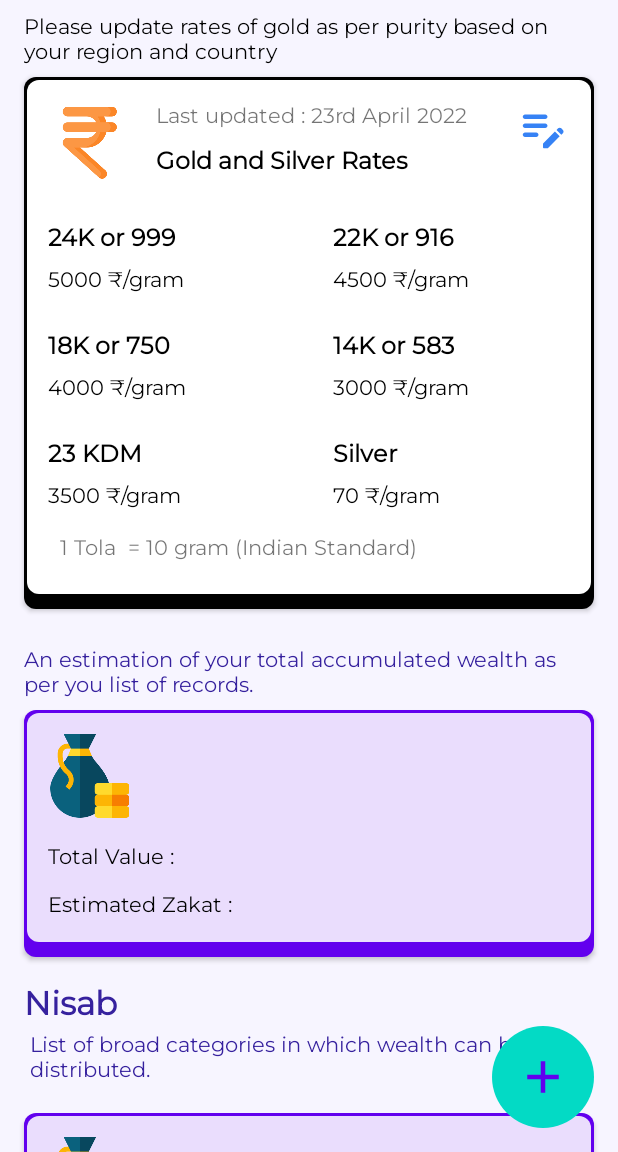
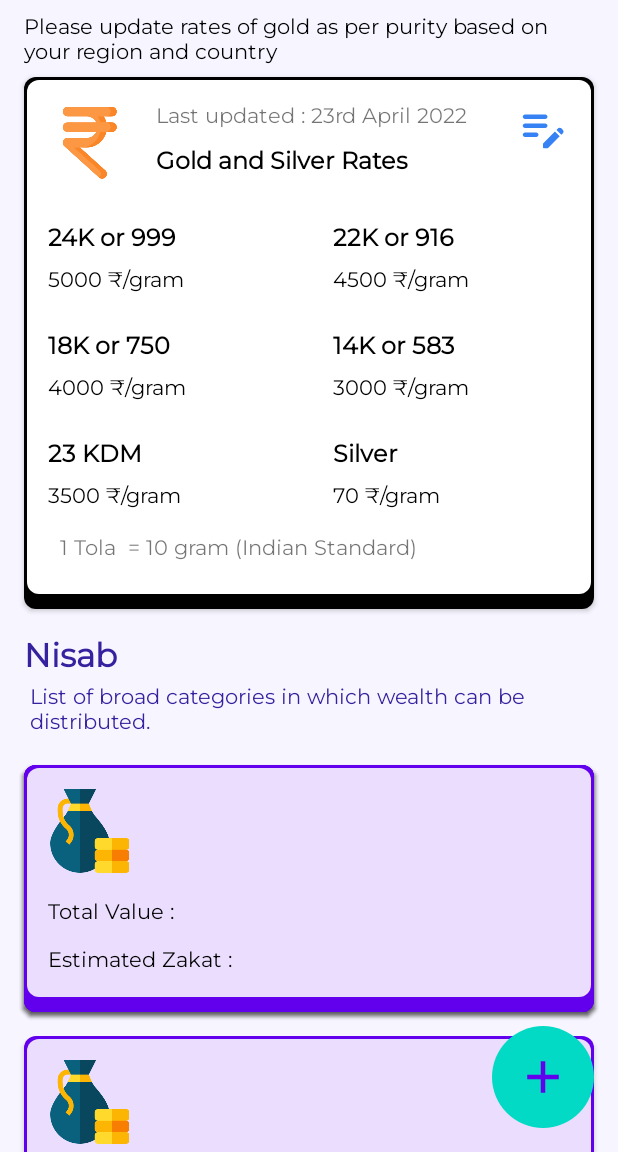
Before and after one commit to fazal88/Zakat-Nisab, an Android app built with Jetpack Compose: the screen it shows after launch (MainActivity), on a phone screen of 412 x 824 dp, the part 84-1236 px from its top. Run offline under Robolectric (Android 15) with nearby library versions, the phone set to English and light mode, and no system bars; our stand-ins replace Dagger/Hilt's generated code, Room's generated code, data binding; libraries missing offline, so code that uses them is left out: com.google.firebase.remoteconfig; network calls fail; pictures from the network do not load; 6 statements that could not run were skipped.

Commit message:
added listing and sums

```diff
--- a/app/src/main/java/com/androidvoyage/zakat/screens/dashboard/DashboardFragment.kt
+++ b/app/src/main/java/com/androidvoyage/zakat/screens/dashboard/DashboardFragment.kt
@@ -68,10 +68,10 @@ class DashboardFragment : Fragment() {
                     if(it.isEmpty()){
                         Utils.showToast(requireContext(),"empty",false)
                         CoroutineScope(Dispatchers.Default).launch {
+                            (requireActivity() as MainActivity).database.nisabDao().insertNisabCategory(NisabCategoryItem(Features.PREF_OVER_ALL))
                             for (i in Features.prefTitleList) {
                                 try {
-                                    (requireActivity() as MainActivity).database.nisabDao()
-                                        .insertNisabCategory(NisabCategoryItem(i))
+                                    (requireActivity() as MainActivity).database.nisabDao().insertNisabCategory(NisabCategoryItem(i))
                                 } catch (e: SQLiteConstraintException) {
                                 }
                             }
--- a/app/src/main/java/com/androidvoyage/zakat/screens/dashboard/DashboardViewModel.kt
+++ b/app/src/main/java/com/androidvoyage/zakat/screens/dashboard/DashboardViewModel.kt
@@ -4,6 +4,7 @@ import androidx.lifecycle.MutableLiveData
 import androidx.lifecycle.ViewModel
 import com.androidvoyage.zakat.model.Features
 import com.androidvoyage.zakat.model.NisabCategoryItem
+import com.androidvoyage.zakat.pref.SharedPreferencesManager
 
 class DashboardViewModel : ViewModel() {
 
@@ -11,7 +12,6 @@ class DashboardViewModel : ViewModel() {
 
     val clickedFeature = MutableLiveData<String>(null)
     val clickedAddFeature = MutableLiveData<String>(null)
-    val overview = MutableLiveData<NisabCategoryItem>()
     val clickListener = DashboardListAdapter.DashboardClickListener(
         { item ->
             clickedFeature.postValue(item)
@@ -23,14 +23,6 @@ class DashboardViewModel : ViewModel() {
 
     val adapter = DashboardListAdapter(clickListener)
 
-    init {
-        overview.value = NisabCategoryItem(
-            Features.PREF_OVER_ALL,
-            0.0,
-            System.currentTimeMillis()
-        )
-    }
-
     fun onClickOption() {
         if (!isOptionClick.value!!) {
             isOptionClick.value = true
--- a/app/src/main/java/com/androidvoyage/zakat/screens/main/MainActivity.kt
+++ b/app/src/main/java/com/androidvoyage/zakat/screens/main/MainActivity.kt
@@ -1,7 +1,6 @@
 package com.androidvoyage.zakat.screens.main
 
 import android.os.Bundle
-import android.view.View
 import androidx.appcompat.app.AppCompatActivity
 import androidx.compose.foundation.ExperimentalFoundationApi
 import androidx.databinding.DataBindingUtil
@@ -10,22 +9,26 @@ import androidx.navigation.NavController
 import androidx.navigation.fragment.NavHostFragment
 import com.androidvoyage.zakat.R
 import com.androidvoyage.zakat.databinding.ActivityMainBinding
+import com.androidvoyage.zakat.model.Features
+import com.androidvoyage.zakat.model.NisabCategoryItem
 import com.androidvoyage.zakat.model.NisabDatabase
-import com.androidvoyage.zakat.screens.dashboard.DashboardFragmentDirections
-import com.androidvoyage.zakat.util.onClickWithAnimation
-import com.androidvoyage.zakat.util.visibleSlide
+import com.androidvoyage.zakat.pref.SharedPreferencesManager
+import kotlinx.coroutines.CoroutineScope
+import kotlinx.coroutines.Dispatchers
+import kotlinx.coroutines.launch
 
 
 @ExperimentalFoundationApi
 class MainActivity : AppCompatActivity() {
 
+    var type: String = Features.PREF_OVER_ALL
     private val TAG: String = "MainActivity"
     val viewModel by lazy {
         ViewModelProvider(this)[MainViewModel::class.java]
     }
 
     private lateinit var binding: ActivityMainBinding
-    val database : NisabDatabase by lazy {
+    val database: NisabDatabase by lazy {
         NisabDatabase.getDatabase(this)
     }
 
@@ -36,27 +39,39 @@ class MainActivity : AppCompatActivity() {
         binding.vm = viewModel
         binding.lifecycleOwner = this
 
-        /*binding.ivBtnDashboard.onClickWithAnimation {
-            if (navController.currentDestination?.id != R.id.dashboardFragment) {
-                onBackPressed()
+        database.nisabDao().getNisabs()
+            .observe(
+                this
+            ) {
+                it?.let {
+                    var totalOverAll = 0.0
+                    var total = 0.0
+                    for (i in it) {
+                        totalOverAll += i.estimatedValue.toDouble()
+                        if (type == i.type) total += i.estimatedValue.toDouble()
+                    }
+                    CoroutineScope(Dispatchers.Default).launch {
+                        database.nisabDao().updateNisabCategory(
+                            NisabCategoryItem(
+                                type,
+                                total,
+                                System.currentTimeMillis()
+                            )
+                        )
+                        database.nisabDao().updateNisabCategory(
+                            NisabCategoryItem(
+                                Features.PREF_OVER_ALL,
+                                totalOverAll,
+                                System.currentTimeMillis()
+                            )
+                        )
+                    }
+                }
             }
-        }
-
-        binding.ivBtnList.onClickWithAnimation {
-            if (navController.currentDestination?.id != R.id.listFragment) {
-                navController.navigate(DashboardFragmentDirections.actionDashboardFragmentToListFragment())
-            }
-        }
-
-        binding.ivBtnAdd.onClickWithAnimation {
-            if (navController.currentDestination?.id != R.id.editFragment) {
-                navController.navigate(R.id.editFragment)
-            }
-        }*/
 
     }
 
-    fun hideNavBottom(isNavVisible : Boolean, isFabVisible : Boolean = false){
+    fun hideNavBottom(isNavVisible: Boolean, isFabVisible: Boolean = false) {
         /*if (binding.llBottomNav.visibility != View.VISIBLE && isNavVisible
             || binding.llBottomNav.visibility == View.VISIBLE && !isNavVisible) {
             visibleSlide(binding.llBottomNav, isNavVisible)
--- a/app/src/main/res/layout/dashboard_fragment.xml
+++ b/app/src/main/res/layout/dashboard_fragment.xml
@@ -74,26 +74,6 @@
                     android:layout_marginHorizontal="16dp" />
 
                 <TextView
-                    android:id="@+id/tv_subtitle_overview"
-                    android:layout_width="match_parent"
-                    android:layout_height="wrap_content"
-                    android:layout_marginHorizontal="16dp"
-                    android:paddingVertical="8dp"
-                    android:layout_marginTop="16dp"
-                    android:text="@string/str_an_estimation"
-                    android:textColor="@color/primaryDarkColor"
-                    android:textSize="14sp" />
-
-                <include
-                    android:id="@+id/inc_overview"
-                    layout="@layout/item_dashboard"
-                    app:item="@{vm.overview}"
-                    app:click="@{vm.clickListener}"
-                    android:layout_width="match_parent"
-                    android:layout_height="wrap_content"
-                    android:layout_marginHorizontal="16dp" />
-
-                <TextView
                     android:id="@+id/tv_nisab"
                     android:layout_width="wrap_content"
                     android:layout_height="wrap_content"
```
Also changed, not shown: app/src/main/java/com/androidvoyage/zakat/pref/SharedPreferencesManager.java (+9 -0 lines), app/src/main/java/com/androidvoyage/zakat/screens/edit/EditFragment.kt (+1 -22 lines), app/src/main/java/com/androidvoyage/zakat/util/BindingUtils.kt (+17 -0 lines), app/src/main/res/layout/edit_fragment.xml (+6 -8 lines).
